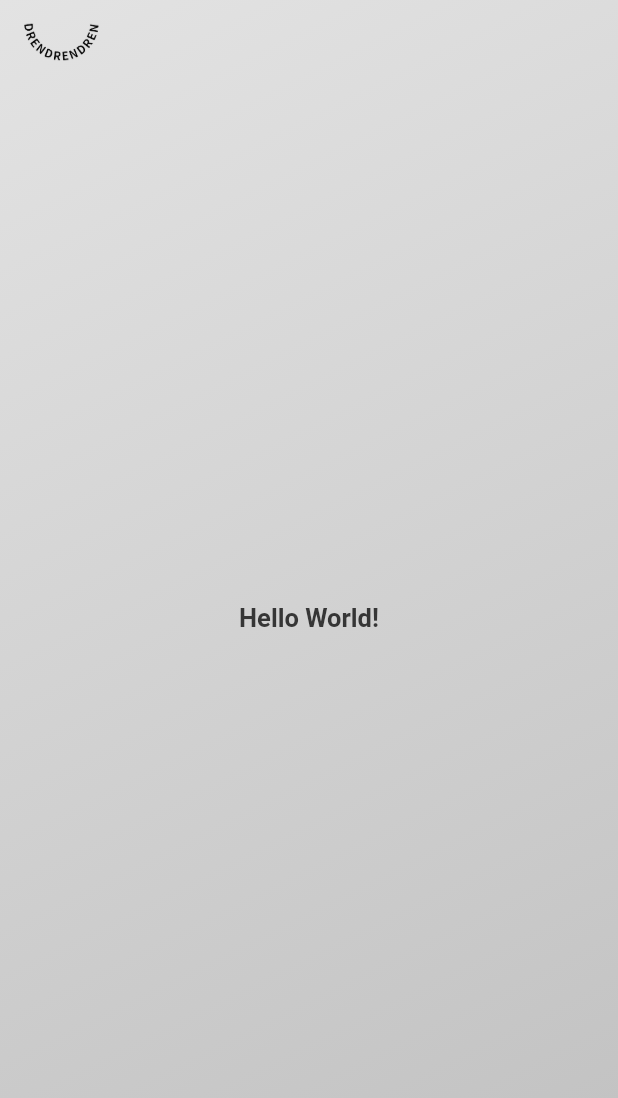
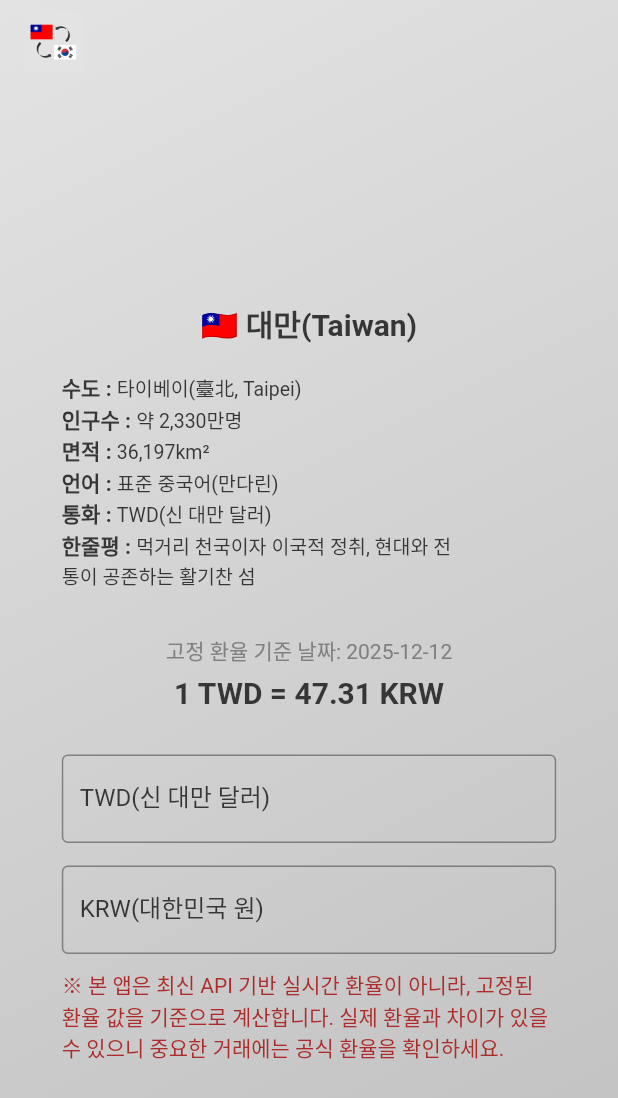
Before and after one commit to drendrendren/dren-framework, a Flutter app: the screen it shows after launch, on a phone screen of 412 x 824 dp. Shown: the top 1098 px of the screen. Run offline on Flutter 3.47's test engine with Material 3 defaults, Android fonts, the phone set to English and light mode, and no system bars; our stand-ins replace go_router.

Commit message:
first commit

```diff
--- a/flutter_native_splash.yaml
+++ b/flutter_native_splash.yaml
@@ -1,11 +1,11 @@
 flutter_native_splash:
   color: "#E3E3E3" # splash screen 배경색
-  image: "assets/images/splash_screen_logo.png"
+  image: "assets/images/splash_screen_logo.jpg"
   android: true
   ios: true
   android_12: # Android 12 이상 지원 시
     color: "#E3E3E3"
-    image: "assets/images/splash_screen_logo.png"
+    image: "assets/images/splash_screen_logo.jpg"
 
   # 화면 중하단에 나오는 브랜드 로고
   #branding: assets/dart.png
--- a/lib/dogu/app_router.dart
+++ b/lib/dogu/app_router.dart
@@ -1,5 +1,5 @@
 import 'package:go_router/go_router.dart';
-import 'package:drenfw/screens/home_screen.dart';
+import 'package:taiwan_currency_converter/screens/home_screen.dart';
 
 final GoRouter router = GoRouter(
   initialLocation: '/home',
--- a/lib/dogu/palette.dart
+++ b/lib/dogu/palette.dart
@@ -4,4 +4,8 @@ class Palette {
   static const Color backgroundPrimary = Color(0xFFE3E3E3);
   static const Color backgroundSecondary = Color(0xFFC0C0C0);
   static const Color textPrimary = Color(0xFF363636);
+  static const Color textSecondary = Color(0xFF808080);
+  static const Color borderPrimary = Color(0xFF363636);
+  static const Color cautionTextPrimary = Color(0xFFad2b2b);
+  static const Color cursorPrimary = Color(0xFF808080);
 }
--- a/lib/main.dart
+++ b/lib/main.dart
@@ -1,5 +1,5 @@
 import 'package:flutter/material.dart';
-import 'package:drenfw/dogu/app_router.dart';
+import 'package:taiwan_currency_converter/dogu/app_router.dart';
 
 void main() async {
   WidgetsFlutterBinding.ensureInitialized();
--- a/lib/screens/home_screen.dart
+++ b/lib/screens/home_screen.dart
@@ -1,6 +1,7 @@
 import 'package:flutter/material.dart';
-import 'package:drenfw/dogu/media_query.dart';
-import 'package:drenfw/dogu/palette.dart';
+import 'package:flutter/services.dart';
+import 'package:taiwan_currency_converter/dogu/media_query.dart';
+import 'package:taiwan_currency_converter/dogu/palette.dart';
 
 class HomeScreen extends StatefulWidget {
   const HomeScreen({super.key});
@@ -10,18 +11,63 @@ class HomeScreen extends StatefulWidget {
 }
 
 class _HomeScreenState extends State<HomeScreen> {
+  // ---------- 나라 고정 데이터 ----------
+  final String countryName = '🇹🇼 대만(Taiwan)';
+  final String capital = '타이베이(臺北, Taipei)';
+  final String population = '약 2,330만명';
+  final String areaKm2 = '36,197km²';
+  final String language = '표준 중국어(만다린)';
+  final String currency = 'TWD(신 대만 달러)';
+  final String shortIntro = '먹거리 천국이자 이국적 정취, 현대와 전통이 공존하는 활기찬 섬';
+
+  // ------------------------------------------------------
+
+  // ---------- 환율 고정 데이터 ----------
+  static const double fixedRate = 47.31; // 2025.12.12 기준 환율
+  static const String fixedDate = "2025-12-12"; // 고정 환율 기준 날짜
+  // ------------------------------------------------------
+
+  final twdController = TextEditingController();
+  final krwController = TextEditingController();
+
+  void convertFromTwd(String value) {
+    if (value.isEmpty) {
+      krwController.text = "";
+      return;
+    }
+    double twd = double.tryParse(value) ?? 0;
+    krwController.text = (twd * fixedRate).toStringAsFixed(2);
+  }
+
+  void convertFromKrw(String value) {
+    if (value.isEmpty) {
+      twdController.text = "";
+      return;
+    }
+    double krw = double.tryParse(value) ?? 0;
+    twdController.text = (krw / fixedRate).toStringAsFixed(2);
+  }
+
+  @override
+  void dispose() {
+    twdController.dispose();
+    krwController.dispose();
+    super.dispose();
+  }
+
   @override
   Widget build(BuildContext context) {
     return Scaffold(
       extendBody: true,
       extendBodyBehindAppBar: true,
+      resizeToAvoidBottomInset: true,
       appBar: AppBar(
         automaticallyImplyLeading: false,
         backgroundColor: Colors.transparent,
         elevation: 0,
         centerTitle: false,
         title: SizedBox(
-          height: 25,
+          height: 40,
           child: Image.asset(
             'assets/images/appbar_logo.png',
             fit: BoxFit.contain,
@@ -37,18 +83,35 @@ class _HomeScreenState extends State<HomeScreen> {
           ),
         ),
         child: Center(
+          child: SingleChildScrollView(
+            child: SafeArea(
               child: SizedBox(
                 width: MediaQueryDogu.width(context) * 0.8,
-            height: MediaQueryDogu.height(context) * 0.9,
                 child: Column(
-              mainAxisAlignment: MainAxisAlignment.center,
+                  mainAxisAlignment: MainAxisAlignment.start,
                   children: [
-                Text(
-                  'Hello World!',
+                    const SizedBox(height: 30),
+                    Center(
+                      child: Text(
+                        countryName,
                         style: TextStyle(
                           color: Palette.textPrimary,
                           fontWeight: FontWeight.bold,
-                    fontSize: 17,
+                          fontSize: 20,
+                        ),
+                      ),
+                    ),
+                    const SizedBox(height: 17),
+                    countryDataWidget(),
+                    const SizedBox(height: 30),
+                    currencyConverterWidget(),
+                    const SizedBox(height: 10),
+                    // 주의 문구
+                    const Text(
+                      '※ 본 앱은 최신 API 기반 실시간 환율이 아니라, 고정된 환율 값을 기준으로 계산합니다. 실제 환율과 차이가 있을 수 있으니 중요한 거래에는 공식 환율을 확인하세요.',
+                      style: TextStyle(
+                        color: Palette.cautionTextPrimary,
+                        fontSize: 14,
                       ),
                     ),
                   ],
@@ -56,6 +119,102 @@ class _HomeScreenState extends State<HomeScreen> {
               ),
             ),
           ),
+        ),
+      ),
+    );
+  }
+
+  Widget dataTextWidget({required String label, required String text}) {
+    return Text.rich(
+      TextSpan(
+        children: [
+          TextSpan(
+            text: '$label : ',
+            style: TextStyle(
+              color: Palette.textPrimary,
+              fontWeight: FontWeight.bold,
+              fontSize: 14,
+            ),
+          ),
+          TextSpan(
+            text: text,
+            style: TextStyle(color: Palette.textPrimary, fontSize: 13),
+          ),
+        ],
+      ),
+    );
+  }
+
+  Widget countryDataWidget() {
+    return Align(
+      alignment: Alignment.topLeft,
+      child: SizedBox(
+        width: MediaQueryDogu.width(context) * 0.65,
+        child: Column(
+          crossAxisAlignment: CrossAxisAlignment.start,
+          children: [
+            dataTextWidget(label: '수도', text: capital),
+            dataTextWidget(label: '인구수', text: population),
+            dataTextWidget(label: '면적', text: areaKm2),
+            dataTextWidget(label: '언어', text: language),
+            dataTextWidget(label: '통화', text: currency),
+            dataTextWidget(label: '한줄평', text: shortIntro),
+          ],
+        ),
+      ),
+    );
+  }
+
+  Widget currencyConverterWidget() {
+    return Column(
+      children: [
+        // 고정 환율 정보
+        Text(
+          '고정 환율 기준 날짜: $fixedDate',
+          style: const TextStyle(color: Palette.textSecondary, fontSize: 14),
+        ),
+        const SizedBox(height: 6),
+        Text(
+          '1 TWD = $fixedRate KRW',
+          style: const TextStyle(
+            color: Palette.textPrimary,
+            fontWeight: FontWeight.bold,
+            fontSize: 20,
+          ),
+        ),
+        const SizedBox(height: 30),
+        // TWD 입력 textfield
+        TextField(
+          controller: twdController,
+          keyboardType: TextInputType.number,
+          cursorColor: Palette.cursorPrimary,
+          decoration: const InputDecoration(
+            labelText: 'TWD(신 대만 달러)',
+            labelStyle: TextStyle(color: Palette.textPrimary),
+            border: OutlineInputBorder(),
+            focusedBorder: OutlineInputBorder(
+              borderSide: BorderSide(color: Palette.borderPrimary, width: 2),
+            ),
+          ),
+          onChanged: convertFromTwd,
+        ),
+        const SizedBox(height: 15),
+        // KRW 입력
+        TextField(
+          controller: krwController,
+          keyboardType: TextInputType.number,
+          cursorColor: Palette.cursorPrimary,
+          decoration: const InputDecoration(
+            labelText: 'KRW(대한민국 원)',
+            labelStyle: TextStyle(color: Palette.textPrimary),
+            border: OutlineInputBorder(),
+            focusedBorder: OutlineInputBorder(
+              borderSide: BorderSide(color: Palette.borderPrimary, width: 2),
+            ),
+          ),
+          onChanged: convertFromKrw,
+        ),
+      ],
     );
   }
 }
--- a/pubspec.yaml
+++ b/pubspec.yaml
@@ -1,5 +1,5 @@
-name: drenfw
-description: "drendrendren basic framework"
+name: taiwan_currency_converter
+description: "taiwan_currency_converter"
 publish_to: 'none'
 
 version: 1.0.0+1
```
Also changed, not shown: assets/images/appbar_logo.png, assets/images/splash_screen_logo.jpg (added), assets/images/splash_screen_logo.png (deleted), 52 other files. Lines whose indentation alone changed are shown as unchanged.
